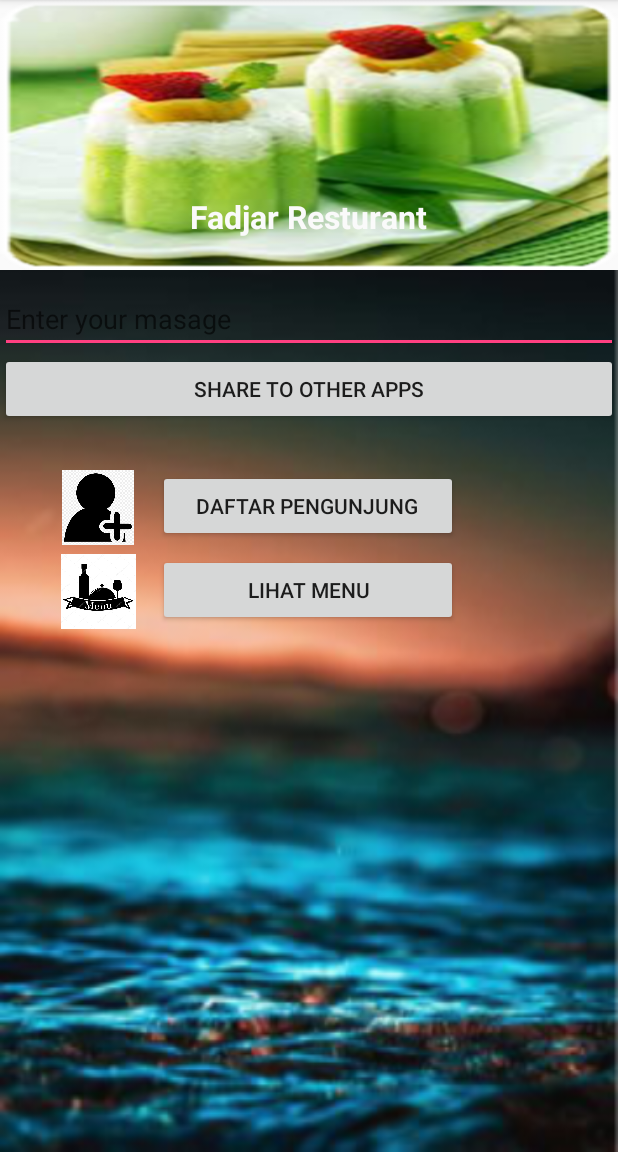
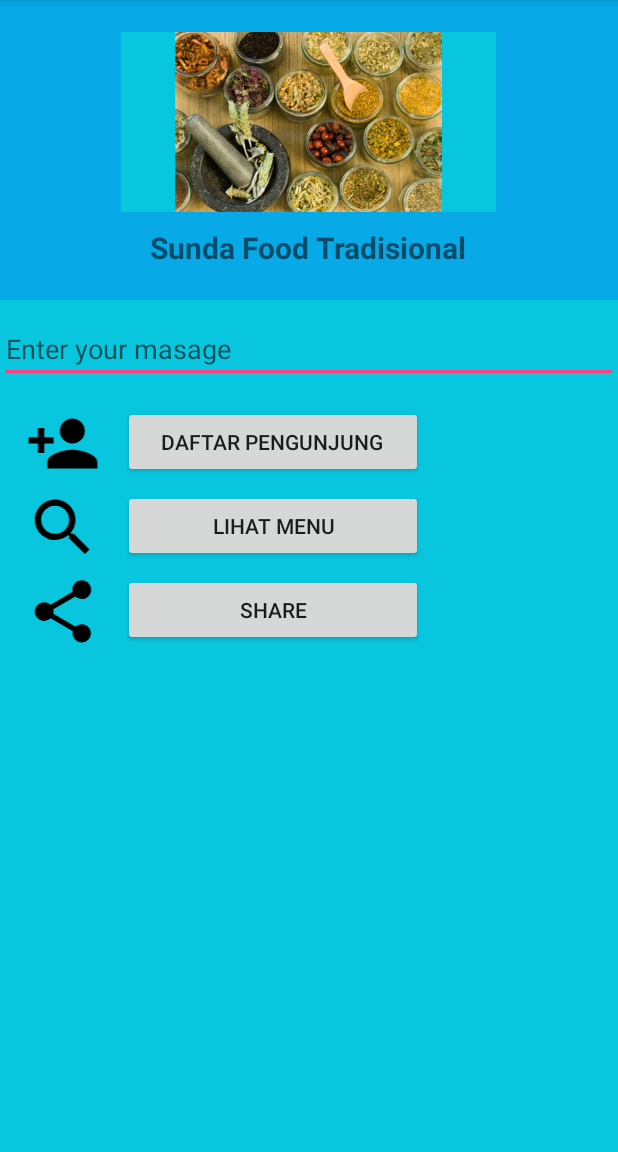
Before and after one commit to 16670017/New-Activity, an Android app: the screen it shows after launch (MainActivity), on a phone screen of 412 x 824 dp, the part 84-1236 px from its top. Run offline under Robolectric (Android 15) with nearby library versions, the phone set to English and light mode, and no system bars.

Commit message:
UTS_Pajar Hidayat

```diff
--- /dev/null
+++ b/app/src/main/res/drawable/ic_person_add_black_24dp.xml
@@ -0,0 +1,9 @@
+<vector xmlns:android="http://schemas.android.com/apk/res/android"
+        android:width="24dp"
+        android:height="24dp"
+        android:viewportWidth="24.0"
+        android:viewportHeight="24.0">
+    <path
+        android:fillColor="#FF000000"
+        android:pathData="M15,12c2.21,0 4,-1.79 4,-4s-1.79,-4 -4,-4 -4,1.79 -4,4 1.79,4 4,4zM6,10L6,7L4,7v3L1,10v2h3v3h2v-3h3v-2L6,10zM15,14c-2.67,0 -8,1.34 -8,4v2h16v-2c0,-2.66 -5.33,-4 -8,-4z"/>
+</vector>
--- /dev/null
+++ b/app/src/main/res/drawable/ic_search_black_24dp.xml
@@ -0,0 +1,9 @@
+<vector xmlns:android="http://schemas.android.com/apk/res/android"
+        android:width="24dp"
+        android:height="24dp"
+        android:viewportWidth="24.0"
+        android:viewportHeight="24.0">
+    <path
+        android:fillColor="#FF000000"
+        android:pathData="M15.5,14h-0.79l-0.28,-0.27C15.41,12.59 16,11.11 16,9.5 16,5.91 13.09,3 9.5,3S3,5.91 3,9.5 5.91,16 9.5,16c1.61,0 3.09,-0.59 4.23,-1.57l0.27,0.28v0.79l5,4.99L20.49,19l-4.99,-5zM9.5,14C7.01,14 5,11.99 5,9.5S7.01,5 9.5,5 14,7.01 14,9.5 11.99,14 9.5,14z"/>
+</vector>
--- /dev/null
+++ b/app/src/main/res/drawable/ic_share_black_24dp.xml
@@ -0,0 +1,9 @@
+<vector xmlns:android="http://schemas.android.com/apk/res/android"
+        android:width="24dp"
+        android:height="24dp"
+        android:viewportWidth="24.0"
+        android:viewportHeight="24.0">
+    <path
+        android:fillColor="#FF000000"
+        android:pathData="M18,16.08c-0.76,0 -1.44,0.3 -1.96,0.77L8.91,12.7c0.05,-0.23 0.09,-0.46 0.09,-0.7s-0.04,-0.47 -0.09,-0.7l7.05,-4.11c0.54,0.5 1.25,0.81 2.04,0.81 1.66,0 3,-1.34 3,-3s-1.34,-3 -3,-3 -3,1.34 -3,3c0,0.24 0.04,0.47 0.09,0.7L8.04,9.81C7.5,9.31 6.79,9 6,9c-1.66,0 -3,1.34 -3,3s1.34,3 3,3c0.79,0 1.5,-0.31 2.04,-0.81l7.12,4.16c-0.05,0.21 -0.08,0.43 -0.08,0.65 0,1.61 1.31,2.92 2.92,2.92 1.61,0 2.92,-1.31 2.92,-2.92s-1.31,-2.92 -2.92,-2.92z"/>
+</vector>
--- a/app/src/main/res/layout/activity_detail.xml
+++ b/app/src/main/res/layout/activity_detail.xml
@@ -4,7 +4,7 @@
     xmlns:tools="http://schemas.android.com/tools"
     android:layout_width="match_parent"
     android:layout_height="match_parent"
-    android:background="@drawable/laut"
+    android:background="#09c6df"
     tools:context=".DetailActivity">
 
     <EditText
--- a/app/src/main/res/layout/activity_main.xml
+++ b/app/src/main/res/layout/activity_main.xml
@@ -7,56 +7,52 @@
     android:orientation="vertical"
     tools:context=".MainActivity">
 
-    <RelativeLayout
-        android:layout_width="match_parent"
-        android:layout_height="180dp">
-        <LinearLayout
-            android:background="@drawable/putri"
-            android:layout_width="match_parent"
-            android:layout_height="200dp"
-            android:orientation="vertical">
-            <TextView
-                android:layout_marginTop="130dp"
-                android:layout_gravity="center_horizontal"
-                android:layout_width="wrap_content"
-                android:layout_height="wrap_content"
-                android:text="Fadjar Resturant"
-                android:textColor="#fafafa"
-                android:textStyle="bold"
-                android:textSize="21sp"/>
-        </LinearLayout>
-
-    </RelativeLayout>
-
     <LinearLayout
         android:layout_width="match_parent"
         android:layout_height="match_parent"
-        android:background="@drawable/laut"
+        android:background="#09c6df"
         android:orientation="vertical">
+        <LinearLayout
+            android:layout_width="match_parent"
+            android:layout_height="match_parent"
+            android:orientation="vertical">
+            <LinearLayout
+                android:layout_width="match_parent"
+                android:layout_height="200dp"
+                android:gravity="center"
+                android:background="#303F"
+                android:orientation="vertical">
+                <ImageView
+                    android:layout_width="250dp"
+                    android:layout_height="120dp"
+                    android:src="@drawable/coba3"
+                    android:background="#09c6df"/>
+                <TextView
+                    android:layout_width="wrap_content"
+                    android:layout_height="wrap_content"
+                    android:layout_marginTop="10dp"
+                    android:text="Sunda Food Tradisional"
+                    android:textSize="20dp"
+                    android:textStyle="bold"/>
+            </LinearLayout>
             <EditText
                 android:layout_width="match_parent"
                 android:layout_height="wrap_content"
                 android:layout_marginTop="10dp"
-                android:textColor="#fafafa"
                 android:ems="10"
                 android:hint="Enter your masage"
                 android:id="@+id/btnU"/>
-            <Button
-                android:layout_width="match_parent"
-                android:layout_height="wrap_content"
-                android:text="Share to Other Apps"
-                android:id="@+id/btnShare"/>
 
             <LinearLayout
                 android:orientation="horizontal"
-            android:paddingLeft="25dp"
+                android:paddingLeft="2dp"
                 android:layout_width="match_parent"
-            android:layout_marginTop="30dp"
+                android:layout_marginTop="15dp"
                 android:layout_height="wrap_content">
                 <ImageView
                     android:layout_width="80dp"
                     android:layout_height="50dp"
-                android:src="@drawable/daftar"/>
+                    android:src="@drawable/ic_person_add_black_24dp"/>
                 <Button
                     android:id="@+id/btn_detail_activity"
                     android:layout_width="200dp"
@@ -67,13 +63,13 @@
             </LinearLayout>
             <LinearLayout
                 android:orientation="horizontal"
-            android:paddingLeft="25dp"
+                android:paddingLeft="2dp"
                 android:layout_width="match_parent"
                 android:layout_height="wrap_content">
                 <ImageView
                     android:layout_width="80dp"
                     android:layout_height="50dp"
-                android:src="@drawable/lihat"/>
+                    android:src="@drawable/ic_search_black_24dp"/>
                 <Button
                     android:id="@+id/btn_move_activity_data"
                     android:layout_width="200dp"
@@ -81,7 +77,24 @@
                     android:layout_marginBottom="@dimen/activity_vertical_margin"
                     android:text="Lihat Menu" />
             </LinearLayout>
+            <LinearLayout
+                android:orientation="horizontal"
+                android:paddingLeft="2dp"
+                android:layout_width="match_parent"
+                android:layout_height="wrap_content">
+                <ImageView
+                    android:layout_width="80dp"
+                    android:layout_height="50dp"
+                    android:src="@drawable/ic_share_black_24dp"/>
+                <Button
+                    android:id="@+id/btnShare"
+                    android:layout_width="200dp"
+                    android:layout_height="wrap_content"
+                    android:layout_marginBottom="@dimen/activity_vertical_margin"
+                    android:text="Share"/>
+            </LinearLayout>
 
+        </LinearLayout>
 
     </LinearLayout>
 </LinearLayout>
--- a/app/src/main/res/layout/activity_move.xml
+++ b/app/src/main/res/layout/activity_move.xml
@@ -25,7 +25,7 @@
                 <ImageView
                     android:layout_width="150dp"
                     android:layout_height="100dp"
-                    android:src="@drawable/putri"
+                    android:src="@drawable/coba3"
                     android:background="#09c6df"/>
                 <TextView
                     android:layout_width="wrap_content"
--- a/app/src/main/res/layout/activity_save.xml
+++ b/app/src/main/res/layout/activity_save.xml
@@ -4,7 +4,7 @@
     xmlns:tools="http://schemas.android.com/tools"
     android:layout_width="match_parent"
     android:layout_height="match_parent"
-    android:background="@drawable/laut"
+    android:background="#09c6df"
     tools:context=".SaveActivity">
 
     <ImageView
```
Also changed, not shown: app/src/main/res/drawable/coba3.png (added), 1 other file. Lines whose indentation alone changed are shown as unchanged.
